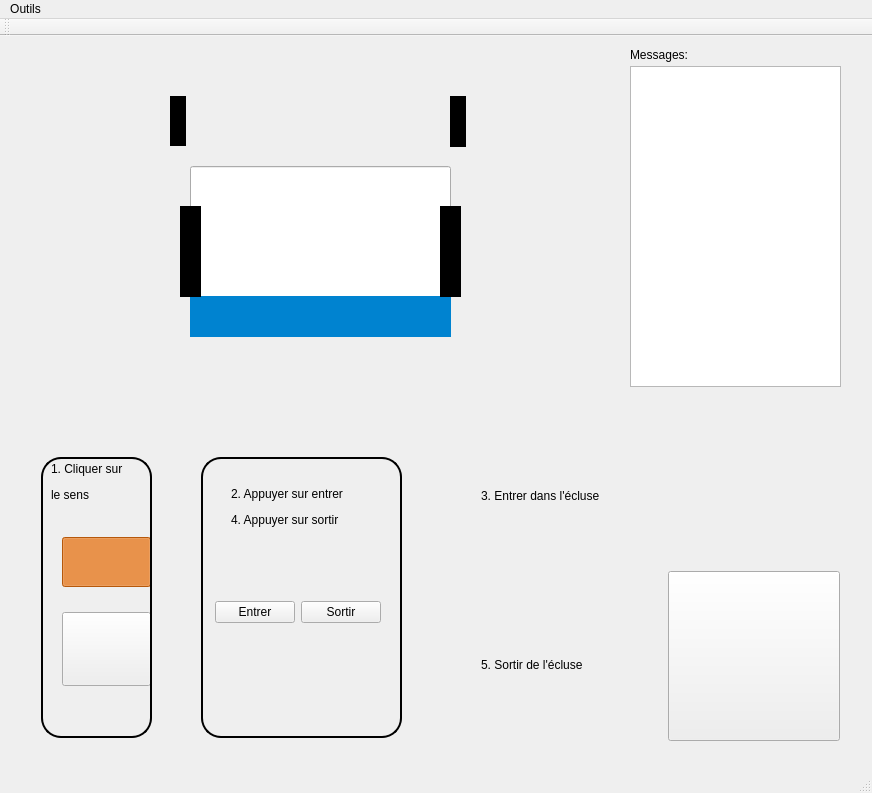
VConstans/IHMEcluse, file mainwindow.ui: the form before one commit.
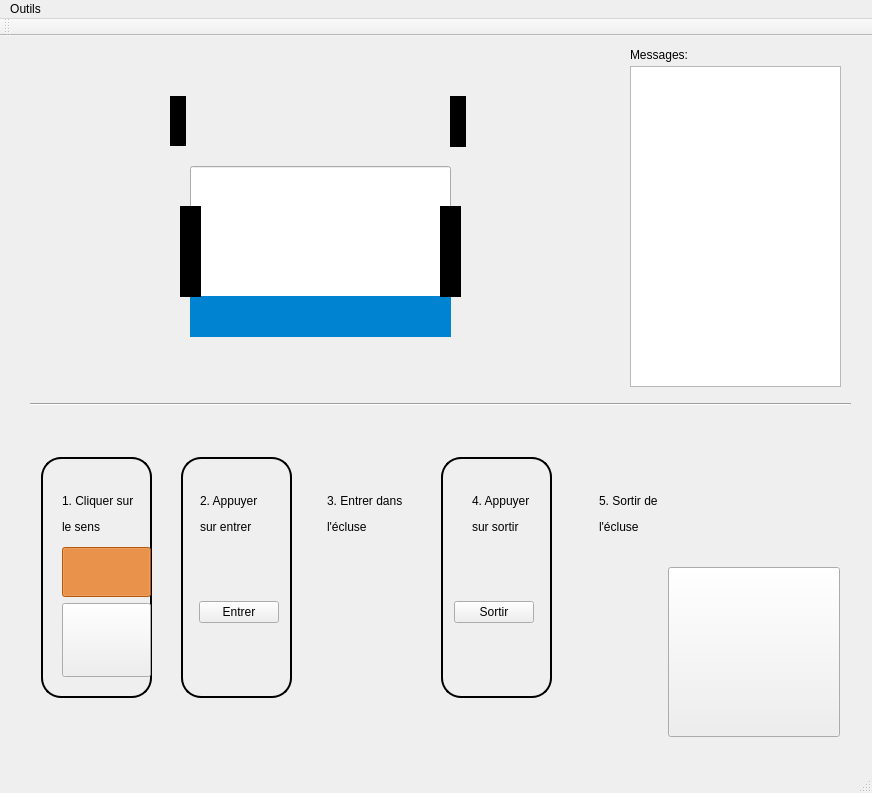
The form after the commit. Icons and pictures are not drawn. Custom widgets are drawn as their Qt base class.

Commit message: Finish instructions

```diff
--- a/mainwindow.ui
+++ b/mainwindow.ui
@@ -18,9 +18,9 @@
     <property name="geometry">
      <rect>
       <x>10</x>
-      <y>390</y>
+      <y>380</y>
       <width>841</width>
-      <height>341</height>
+      <height>351</height>
      </rect>
     </property>
     <layout class="QVBoxLayout" name="verticalLayout">
@@ -35,16 +35,126 @@
           <number>0</number>
          </property>
          <widget class="QWidget" name="IHMAuto">
-          <widget class="QWidget" name="horizontalLayoutWidget">
+          <widget class="QLabel" name="label_8">
+           <property name="geometry">
+            <rect>
+             <x>20</x>
+             <y>30</y>
+             <width>111</width>
+             <height>241</height>
+            </rect>
+           </property>
+           <property name="styleSheet">
+            <string notr="true">border: 1.5px solid;
+border-radius: 20px</string>
+           </property>
+           <property name="text">
+            <string>&lt;html&gt;&lt;head/&gt;&lt;body&gt;&lt;p&gt;&lt;br/&gt;&lt;/p&gt;&lt;/body&gt;&lt;/html&gt;</string>
+           </property>
+          </widget>
+          <widget class="QWidget" name="verticalLayoutWidget_2">
            <property name="geometry">
             <rect>
              <x>30</x>
-             <y>70</y>
-             <width>341</width>
+             <y>50</y>
+             <width>621</width>
              <height>211</height>
             </rect>
            </property>
-           <layout class="QHBoxLayout" name="horizontalLayout_3">
+           <layout class="QVBoxLayout" name="verticalLayout_6">
+            <item>
+             <layout class="QHBoxLayout" name="horizontalLayout_4">
+              <item>
+               <widget class="QLabel" name="label_9">
+                <property name="text">
+                 <string>&lt;html&gt;&lt;head/&gt;&lt;body&gt;&lt;p&gt;1. Cliquer sur&lt;/p&gt;&lt;p&gt;le sens&lt;/p&gt;&lt;/body&gt;&lt;/html&gt;</string>
+                </property>
+               </widget>
+              </item>
+              <item>
+               <spacer name="horizontalSpacer_5">
+                <property name="orientation">
+                 <enum>Qt::Horizontal</enum>
+                </property>
+                <property name="sizeHint" stdset="0">
+                 <size>
+                  <width>40</width>
+                  <height>20</height>
+                 </size>
+                </property>
+               </spacer>
+              </item>
+              <item>
+               <widget class="QLabel" name="label_12">
+                <property name="text">
+                 <string>&lt;html&gt;&lt;head/&gt;&lt;body&gt;&lt;p&gt;2. Appuyer &lt;/p&gt;&lt;p&gt;sur entrer&lt;/p&gt;&lt;/body&gt;&lt;/html&gt;</string>
+                </property>
+               </widget>
+              </item>
+              <item>
+               <spacer name="horizontalSpacer_6">
+                <property name="orientation">
+                 <enum>Qt::Horizontal</enum>
+                </property>
+                <property name="sizeHint" stdset="0">
+                 <size>
+                  <width>40</width>
+                  <height>20</height>
+                 </size>
+                </property>
+               </spacer>
+              </item>
+              <item>
+               <widget class="QLabel" name="label_10">
+                <property name="text">
+                 <string>&lt;html&gt;&lt;head/&gt;&lt;body&gt;&lt;p&gt;3. Entrer dans &lt;/p&gt;&lt;p&gt;l'écluse&lt;/p&gt;&lt;/body&gt;&lt;/html&gt;</string>
+                </property>
+               </widget>
+              </item>
+              <item>
+               <spacer name="horizontalSpacer_7">
+                <property name="orientation">
+                 <enum>Qt::Horizontal</enum>
+                </property>
+                <property name="sizeHint" stdset="0">
+                 <size>
+                  <width>40</width>
+                  <height>20</height>
+                 </size>
+                </property>
+               </spacer>
+              </item>
+              <item>
+               <widget class="QLabel" name="label_14">
+                <property name="text">
+                 <string>&lt;html&gt;&lt;head/&gt;&lt;body&gt;&lt;p&gt;4. Appuyer &lt;/p&gt;&lt;p&gt;sur sortir&lt;/p&gt;&lt;/body&gt;&lt;/html&gt;</string>
+                </property>
+               </widget>
+              </item>
+              <item>
+               <spacer name="horizontalSpacer_4">
+                <property name="orientation">
+                 <enum>Qt::Horizontal</enum>
+                </property>
+                <property name="sizeHint" stdset="0">
+                 <size>
+                  <width>40</width>
+                  <height>20</height>
+                 </size>
+                </property>
+               </spacer>
+              </item>
+              <item>
+               <widget class="QLabel" name="label_13">
+                <property name="text">
+                 <string>&lt;html&gt;&lt;head/&gt;&lt;body&gt;&lt;p&gt;5. Sortir de &lt;/p&gt;&lt;p&gt;l'écluse&lt;/p&gt;&lt;/body&gt;&lt;/html&gt;</string>
+                </property>
+               </widget>
+              </item>
+             </layout>
+            </item>
+            <item>
+             <layout class="QHBoxLayout" name="horizontalLayout_2">
             <item>
              <layout class="QVBoxLayout" name="verticalLayout_2">
               <item>
@@ -133,7 +243,7 @@
              </layout>
             </item>
             <item>
-             <spacer name="horizontalSpacer_2">
+               <spacer name="horizontalSpacer">
               <property name="orientation">
                <enum>Qt::Horizontal</enum>
               </property>
@@ -145,8 +255,6 @@
               </property>
              </spacer>
             </item>
-            <item>
-             <layout class="QHBoxLayout" name="horizontalLayout_4">
               <item>
                <widget class="QPushButton" name="buttonEntrer">
                 <property name="text">
@@ -154,6 +262,58 @@
                 </property>
                </widget>
               </item>
+              <item>
+               <spacer name="horizontalSpacer_12">
+                <property name="orientation">
+                 <enum>Qt::Horizontal</enum>
+                </property>
+                <property name="sizeHint" stdset="0">
+                 <size>
+                  <width>40</width>
+                  <height>20</height>
+                 </size>
+                </property>
+               </spacer>
+              </item>
+              <item>
+               <spacer name="horizontalSpacer_10">
+                <property name="orientation">
+                 <enum>Qt::Horizontal</enum>
+                </property>
+                <property name="sizeHint" stdset="0">
+                 <size>
+                  <width>40</width>
+                  <height>20</height>
+                 </size>
+                </property>
+               </spacer>
+              </item>
+              <item>
+               <spacer name="horizontalSpacer_8">
+                <property name="orientation">
+                 <enum>Qt::Horizontal</enum>
+                </property>
+                <property name="sizeHint" stdset="0">
+                 <size>
+                  <width>40</width>
+                  <height>20</height>
+                 </size>
+                </property>
+               </spacer>
+              </item>
+              <item>
+               <spacer name="horizontalSpacer_2">
+                <property name="orientation">
+                 <enum>Qt::Horizontal</enum>
+                </property>
+                <property name="sizeHint" stdset="0">
+                 <size>
+                  <width>40</width>
+                  <height>20</height>
+                 </size>
+                </property>
+               </spacer>
+              </item>
               <item>
                <widget class="QPushButton" name="buttonSortir">
                 <property name="text">
@@ -161,60 +321,56 @@
                 </property>
                </widget>
               </item>
-             </layout>
-            </item>
-           </layout>
-          </widget>
-          <widget class="QLabel" name="label_8">
-           <property name="geometry">
-            <rect>
-             <x>20</x>
-             <y>20</y>
-             <width>111</width>
-             <height>281</height>
-            </rect>
-           </property>
-           <property name="styleSheet">
-            <string notr="true">border: 1.5px solid;
-border-radius: 20px</string>
-           </property>
-           <property name="text">
-            <string>&lt;html&gt;&lt;head/&gt;&lt;body&gt;&lt;p&gt;&lt;br/&gt;&lt;/p&gt;&lt;/body&gt;&lt;/html&gt;</string>
-           </property>
-          </widget>
-          <widget class="QLabel" name="label_9">
-           <property name="geometry">
-            <rect>
-             <x>30</x>
-             <y>20</y>
-             <width>91</width>
-             <height>51</height>
-            </rect>
-           </property>
-           <property name="text">
-            <string>&lt;html&gt;&lt;head/&gt;&lt;body&gt;&lt;p&gt;1. Cliquer sur&lt;/p&gt;&lt;p&gt;le sens&lt;/p&gt;&lt;/body&gt;&lt;/html&gt;</string>
-           </property>
-          </widget>
-          <widget class="QLabel" name="label_10">
-           <property name="geometry">
-            <rect>
-             <x>460</x>
-             <y>50</y>
-             <width>161</width>
-             <height>17</height>
-            </rect>
-           </property>
-           <property name="text">
-            <string>3. Entrer dans l'écluse</string>
-           </property>
+              <item>
+               <spacer name="horizontalSpacer_11">
+                <property name="orientation">
+                 <enum>Qt::Horizontal</enum>
+                </property>
+                <property name="sizeHint" stdset="0">
+                 <size>
+                  <width>40</width>
+                  <height>20</height>
+                 </size>
+                </property>
+               </spacer>
+              </item>
+              <item>
+               <spacer name="horizontalSpacer_9">
+                <property name="orientation">
+                 <enum>Qt::Horizontal</enum>
+                </property>
+                <property name="sizeHint" stdset="0">
+                 <size>
+                  <width>40</width>
+                  <height>20</height>
+                 </size>
+                </property>
+               </spacer>
+              </item>
+              <item>
+               <spacer name="horizontalSpacer_3">
+                <property name="orientation">
+                 <enum>Qt::Horizontal</enum>
+                </property>
+                <property name="sizeHint" stdset="0">
+                 <size>
+                  <width>40</width>
+                  <height>20</height>
+                 </size>
+                </property>
+               </spacer>
+              </item>
+             </layout>
+            </item>
+           </layout>
           </widget>
           <widget class="QLabel" name="label_11">
            <property name="geometry">
             <rect>
-             <x>180</x>
-             <y>20</y>
-             <width>201</width>
-             <height>281</height>
+             <x>160</x>
+             <y>30</y>
+             <width>111</width>
+             <height>241</height>
             </rect>
            </property>
            <property name="styleSheet">
@@ -222,33 +378,24 @@
 border-radius: 20px</string>
            </property>
            <property name="text">
-            <string/>
+            <string>&lt;html&gt;&lt;head/&gt;&lt;body&gt;&lt;p&gt;&lt;br/&gt;&lt;/p&gt;&lt;/body&gt;&lt;/html&gt;</string>
            </property>
           </widget>
-          <widget class="QLabel" name="label_12">
+          <widget class="QLabel" name="label_15">
            <property name="geometry">
             <rect>
-             <x>210</x>
-             <y>20</y>
-             <width>151</width>
-             <height>101</height>
+             <x>420</x>
+             <y>30</y>
+             <width>111</width>
+             <height>241</height>
             </rect>
            </property>
-           <property name="text">
-            <string>&lt;html&gt;&lt;head/&gt;&lt;body&gt;&lt;p&gt;2. Appuyer sur entrer&lt;/p&gt;&lt;p&gt;4. Appuyer sur sortir&lt;/p&gt;&lt;/body&gt;&lt;/html&gt;</string>
+           <property name="styleSheet">
+            <string notr="true">border: 1.5px solid;
+border-radius: 20px</string>
            </property>
-          </widget>
-          <widget class="QLabel" name="label_13">
-           <property name="geometry">
-            <rect>
-             <x>460</x>
-             <y>220</y>
-             <width>141</width>
-             <height>16</height>
-            </rect>
-           </property>
            <property name="text">
-            <string>5. Sortir de l'écluse</string>
+            <string>&lt;html&gt;&lt;head/&gt;&lt;body&gt;&lt;p&gt;&lt;br/&gt;&lt;/p&gt;&lt;/body&gt;&lt;/html&gt;</string>
            </property>
           </widget>
          </widget>
@@ -854,6 +1001,19 @@
      <string>Messages:</string>
     </property>
    </widget>
+   <widget class="Line" name="line">
+    <property name="geometry">
+     <rect>
+      <x>30</x>
+      <y>360</y>
+      <width>821</width>
+      <height>16</height>
+     </rect>
+    </property>
+    <property name="orientation">
+     <enum>Qt::Horizontal</enum>
+    </property>
+   </widget>
    <zorder>ecluse</zorder>
    <zorder>feuMontant</zorder>
    <zorder>feuAvalant</zorder>
```
Left out of the diff: 3 changed lines with no effect on the pictures. Lines whose indentation alone changed are shown as unchanged.
